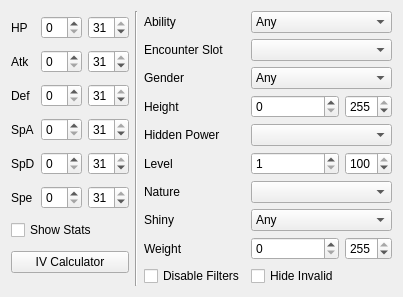
First picture: the form in Form/Controls/Filter.ui, repository Admiral-Fish/PokeFinder, before the edit.
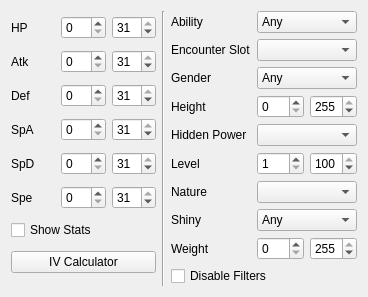
Second picture: the form after the edit. Custom widgets are drawn as their Qt base class.

Commit message: Auto handle showing invalid advances based on active filters

What changed in the file:
```diff
--- a/Form/Controls/Filter.ui
+++ b/Form/Controls/Filter.ui
@@ -6,8 +6,8 @@
    <rect>
     <x>0</x>
     <y>0</y>
-    <width>336</width>
-    <height>264</height>
+    <width>368</width>
+    <height>292</height>
    </rect>
   </property>
   <layout class="QHBoxLayout" name="horizontalLayout">
@@ -373,23 +373,13 @@
        </property>
       </widget>
      </item>
-     <item row="9" column="0">
+     <item row="9" column="0" colspan="3">
       <widget class="QCheckBox" name="checkBoxDisableFilters">
        <property name="text">
         <string>Disable Filters</string>
        </property>
       </widget>
      </item>
-     <item row="9" column="1">
-      <widget class="QCheckBox" name="checkBoxHideInvalid">
-       <property name="text">
-        <string>Hide Invalid</string>
-       </property>
-       <property name="checked">
-        <bool>false</bool>
-       </property>
-      </widget>
-     </item>
     </layout>
    </item>
   </layout>
```
Left out of the diff: 1 changed line with no effect on the pictures. The commit also changes 24 other files.
